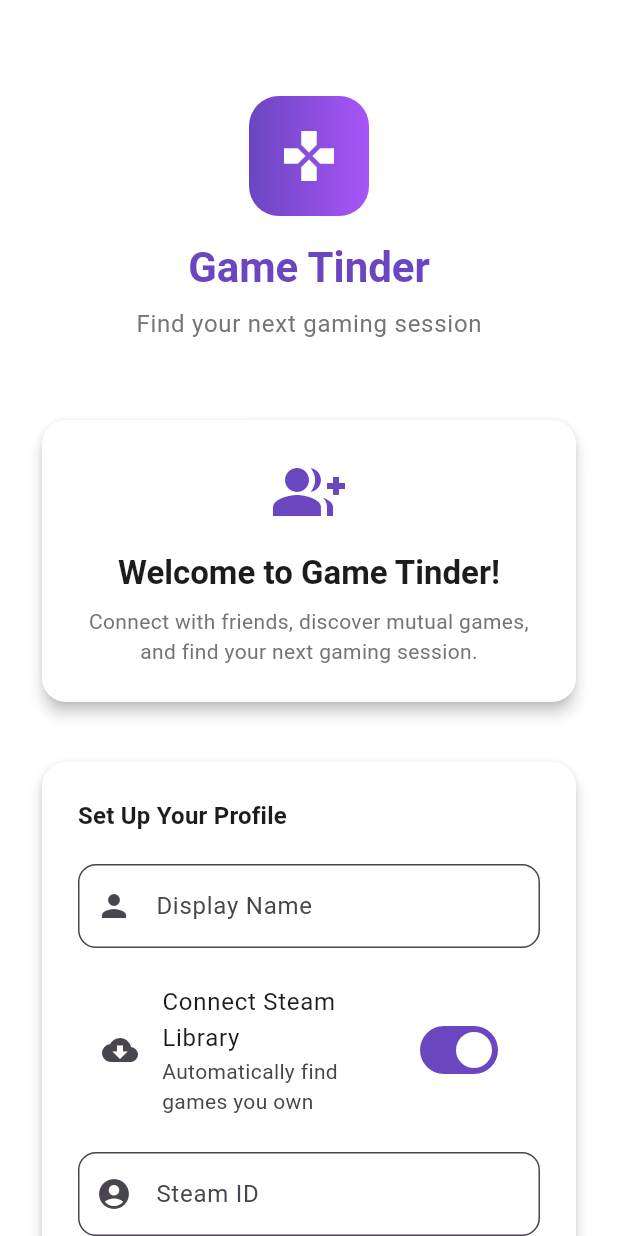
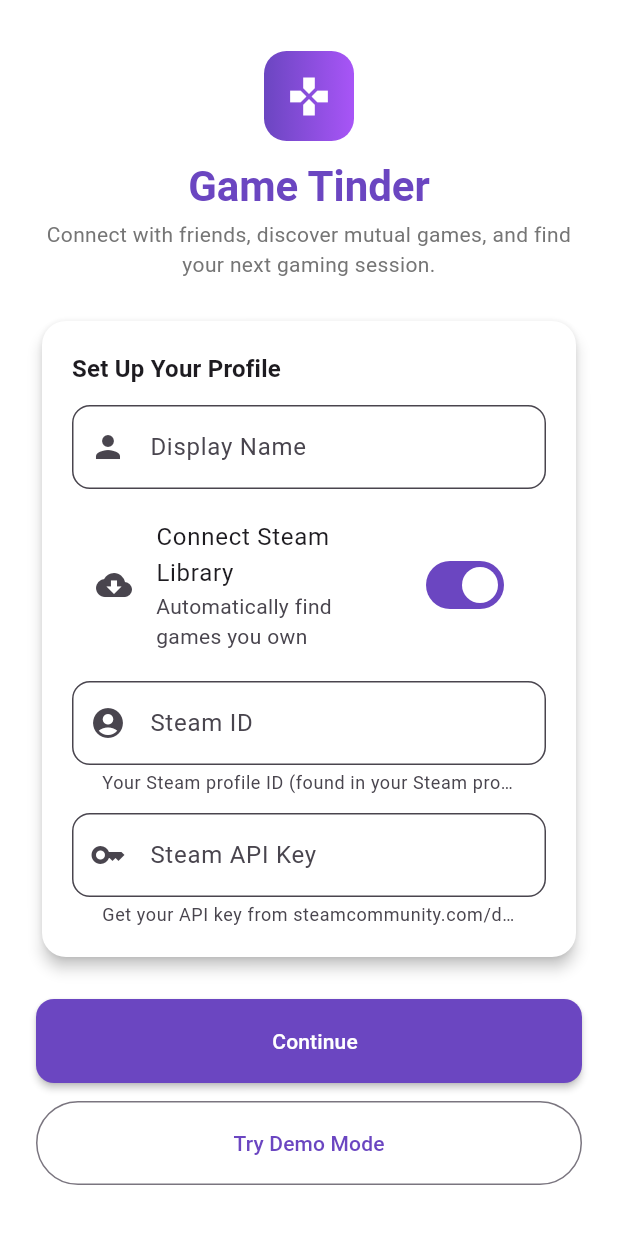
Before and after one commit to luketaylor-dev/game_tinder, a Flutter app: the screen it shows after launch, on a phone screen of 412 x 824 dp. Run offline on Flutter 3.47's test engine with Material 3 defaults, Android fonts, the phone set to English and light mode, and no system bars; our stand-ins replace flutter_riverpod.

Commit message:
rework landing page to fit on a phone screen without scrolling

```diff
--- a/lib/components/cards/app_card.dart
+++ b/lib/components/cards/app_card.dart
@@ -15,7 +15,7 @@
         onTap: onTap,
         borderRadius: BorderRadius.circular(16),
         child: Padding(
-          padding: padding ?? const EdgeInsets.all(24),
+          padding: padding ?? const EdgeInsets.all(20),
           child: child,
         ),
       ),
--- a/lib/screens/landing_page.dart
+++ b/lib/screens/landing_page.dart
@@ -19,25 +19,23 @@
 
     return Scaffold(
       body: SafeArea(
-        child: SingleChildScrollView(
-          padding: EdgeInsets.all(isMobile ? 24 : 48),
-          child: Center(
-            child: ConstrainedBox(
-              constraints: const BoxConstraints(maxWidth: 500),
+        child: Center(
+          child: ConstrainedBox(
+            constraints: const BoxConstraints(maxWidth: 500),
+            child: SingleChildScrollView(
+              padding: EdgeInsets.all(isMobile ? 24 : 48),
               child: Column(
-                mainAxisAlignment: MainAxisAlignment.center,
+                mainAxisSize: MainAxisSize.min,
                 children: [
-                  const SizedBox(height: 40),
-
                   // App Logo/Title
                   Column(
                     children: [
                       const GradientIconContainer(
                         icon: Icons.games,
-                        size: 80,
-                        iconSize: 40,
+                        size: 60,
+                        iconSize: 30,
                       ),
-                      const SizedBox(height: 16),
+                      const SizedBox(height: 12),
                       Text(
                         'Game Tinder',
                         style: Theme.of(context).textTheme.headlineMedium
@@ -46,45 +44,34 @@
                               color: Theme.of(context).colorScheme.primary,
                             ),
                       ),
-                      const SizedBox(height: 8),
+                      const SizedBox(height: 4),
                       Text(
-                        'Find your next gaming session',
-                        style: Theme.of(context).textTheme.bodyLarge?.copyWith(
+                        'Connect with friends, discover mutual games, and find your next gaming session.',
+                        textAlign: TextAlign.center,
+                        style: Theme.of(context).textTheme.bodyMedium?.copyWith(
                           color: Colors.grey[600],
                         ),
                       ),
                     ],
                   ),
 
-                  const SizedBox(height: 48),
-
-                  // Welcome Card
-                  AppCard(
-                    child: SectionHeader(
-                      title: 'Welcome to Game Tinder!',
-                      subtitle:
-                          'Connect with friends, discover mutual games, and find your next gaming session.',
-                      icon: Icons.group_add,
-                    ),
-                  ),
-
-                  const SizedBox(height: 32),
+                  const SizedBox(height: 24),
 
                   // User Setup Form
                   _buildUserForm(context, formState, formNotifier),
 
-                  const SizedBox(height: 24),
+                  const SizedBox(height: 12),
 
                   // Error Message
                   if (formState.errorMessage != null)
                     ErrorMessage(message: formState.errorMessage!),
 
-                  const SizedBox(height: 24),
+                  const SizedBox(height: 12),
 
                   // Create User Button
                   _buildCreateButton(context, ref, formState, formNotifier),
 
-                  const SizedBox(height: 24),
+                  const SizedBox(height: 12),
 
                   // Demo Button
                   _buildDemoButton(context, ref, formNotifier),
@@ -94,29 +81,6 @@
           ),
         ),
       ),
-    );
-  }
-
-  Widget _buildHeader(BuildContext context) {
-    return Column(
-      children: [
-        const GradientIconContainer(icon: Icons.games, size: 80, iconSize: 40),
-        const SizedBox(height: 16),
-        Text(
-          'Game Tinder',
-          style: Theme.of(context).textTheme.headlineMedium?.copyWith(
-            fontWeight: FontWeight.bold,
-            color: Theme.of(context).colorScheme.primary,
-          ),
-        ),
-        const SizedBox(height: 8),
-        Text(
-          'Find games your friends want to play',
-          style: Theme.of(
-            context,
-          ).textTheme.bodyLarge?.copyWith(color: Colors.grey[600]),
-        ),
-      ],
     );
   }
 
@@ -135,7 +99,7 @@
               context,
             ).textTheme.titleMedium?.copyWith(fontWeight: FontWeight.bold),
           ),
-          const SizedBox(height: 20),
+          const SizedBox(height: 12),
 
           // Display Name
           AppFormField(
@@ -152,7 +116,7 @@
             },
           ),
 
-          const SizedBox(height: 16),
+          const SizedBox(height: 12),
 
           // Steam Integration Toggle
           SwitchListTile(
@@ -164,7 +128,7 @@
           ),
 
           if (formState.useSteamIntegration) ...[
-            const SizedBox(height: 16),
+            const SizedBox(height: 12),
 
             // Steam ID
             AppFormField(
@@ -184,7 +148,7 @@
               },
             ),
 
-            const SizedBox(height: 16),
+            const SizedBox(height: 12),
 
             // Steam API Key
             AppFormField(
@@ -234,7 +198,8 @@
       isOutlined: true,
       onPressed: () {
         formNotifier.setDemoMode();
-        _createUser(context, ref, formNotifier.state, formNotifier);
+        final currentState = ref.read(landingPageFormProvider);
+        _createUser(context, ref, currentState, formNotifier);
       },
     );
   }
@@ -305,11 +270,6 @@
   Widget build(BuildContext context, WidgetRef ref) {
     final currentUser = ref.watch(currentUserProvider);
 
-    // Debug: Print current user state
-    print(
-      'SessionCreationPage - Current user: ${currentUser?.displayName ?? 'null'}',
-    );
-
     return Scaffold(
       appBar: AppBar(
         title: const Text('Create Session'),
@@ -370,7 +330,7 @@
               ).textTheme.titleLarge?.copyWith(fontWeight: FontWeight.bold),
             ),
 
-            const SizedBox(height: 16),
+            const SizedBox(height: 12),
 
             // Create session card
             AppCard(
@@ -392,7 +352,7 @@
                       ),
                     ],
                   ),
-                  const SizedBox(height: 16),
+                  const SizedBox(height: 12),
                   Text(
                     'Create a session and invite friends to swipe on games together.',
                     style: Theme.of(
@@ -415,7 +375,7 @@
               ),
             ),
 
-            const SizedBox(height: 16),
+            const SizedBox(height: 12),
 
             // Join session card
             AppCard(
@@ -437,7 +397,7 @@
                       ),
                     ],
                   ),
-                  const SizedBox(height: 16),
+                  const SizedBox(height: 12),
                   Text(
                     'Enter a session code to join friends who already started a session.',
                     style: Theme.of(
```
Also changed, not shown: 1 other file.
